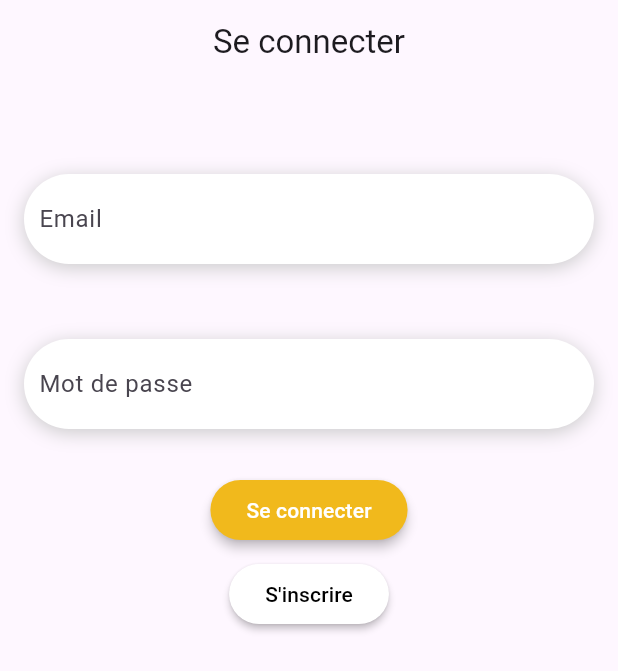
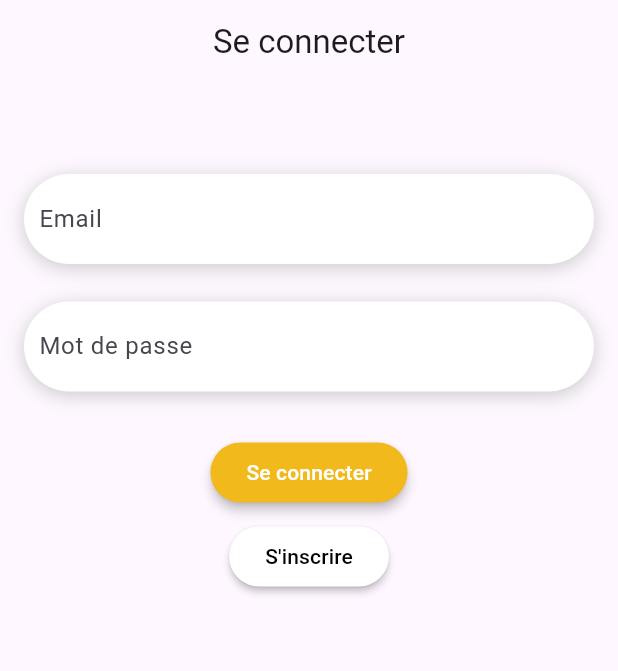
Before and after one commit to RomainConte/Yowl, a Flutter app: the screen it shows after launch, on a phone screen of 412 x 824 dp. Shown: the top 671 px of the screen. Run offline on Flutter 3.47's test engine with Material 3 defaults, Android fonts, the phone set to English and light mode, and no system bars; our stand-ins replace timeago.

Commit message:
[PUT] space between button

```diff
--- a/yowl/lib/screens/login_screen.dart
+++ b/yowl/lib/screens/login_screen.dart
@@ -117,7 +117,7 @@ class _LoginScreenState extends State<LoginScreen> {
                   )
                 ],
               ),
-              SizedBox(height: 50),
+              SizedBox(height: 25),
               Row(
                 children: [
                   Expanded(
```
